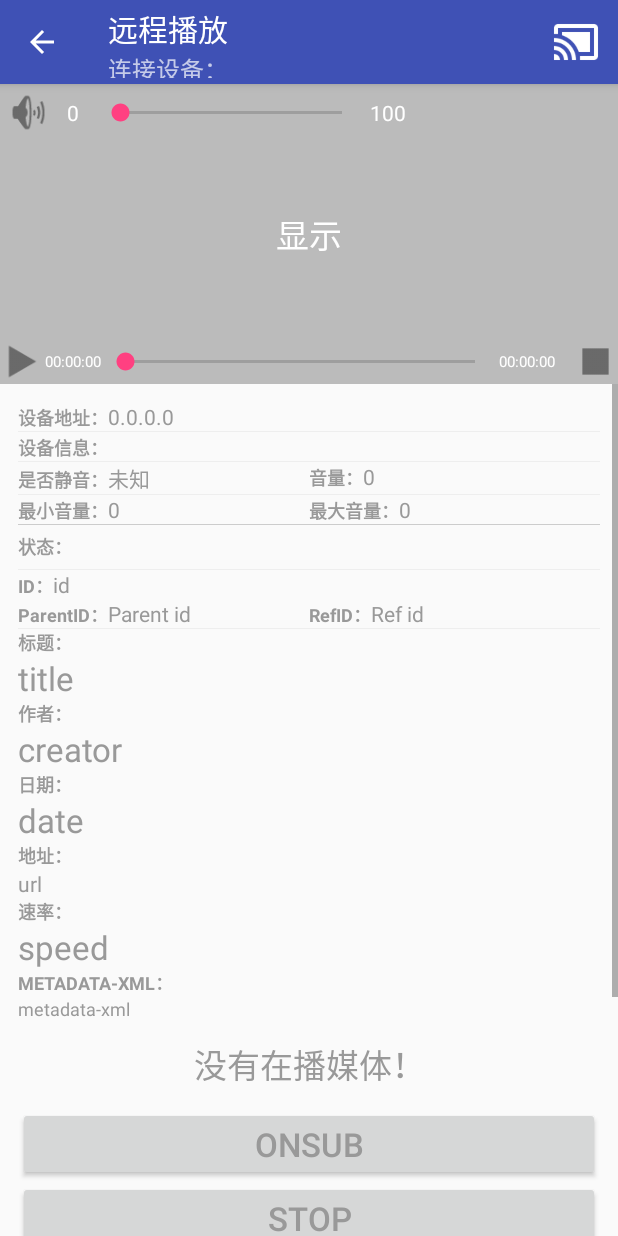
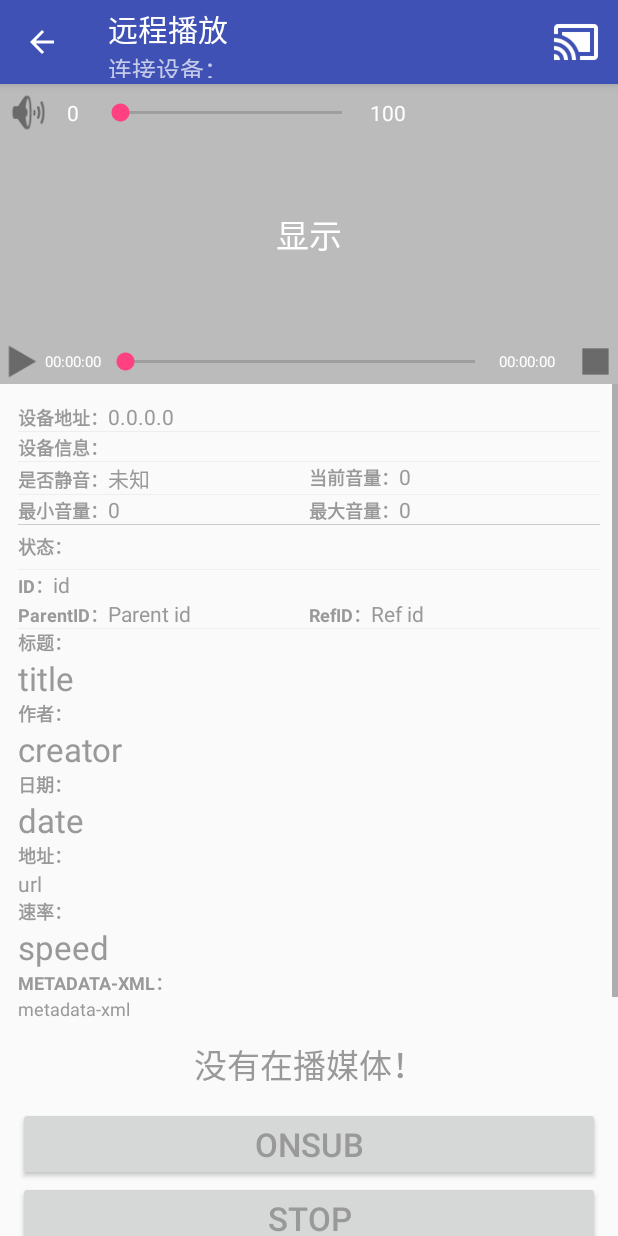
Before and after one commit to battleground/upnp, an Android app: the PlayerActivity screen opened directly, with no data from a screen before it, on a phone screen of 412 x 824 dp. Run offline under Robolectric (Android 15) with nearby library versions, the phone set to English and light mode, and no system bars; libraries missing offline, so code that uses them is left out: org.fourthline.cling; 14 statements that could not run were skipped.

Commit message:
修改：去掉ScanActivity的parentActivityName属性。

```diff
--- a/app/src/main/AndroidManifest.xml
+++ b/app/src/main/AndroidManifest.xml
@@ -33,8 +33,7 @@
 
         <activity
             android:name=".activity.ScanActivity"
-            android:label="扫描设备..."
-            android:parentActivityName=".activity.MainActivity" />
+            android:label="扫描设备..." />
 
         <activity
             android:name=".activity.PlayerActivity"
--- a/app/src/main/res/layout/activity_main.xml
+++ b/app/src/main/res/layout/activity_main.xml
@@ -20,7 +20,7 @@
         android:layout_height="match_parent"
         android:layout_weight="1"
         android:onClick="onLaunchKids"
-        android:text="None"
+        android:text="关于"
         android:textAppearance="@android:style/TextAppearance.DeviceDefault.Large"/>
 
 </LinearLayout>
--- a/app/src/main/res/layout/renderer_info.xml
+++ b/app/src/main/res/layout/renderer_info.xml
@@ -98,7 +98,7 @@
             <TextView
                 android:layout_width="wrap_content"
                 android:layout_height="wrap_content"
-                android:text="音量："
+                android:text="当前音量："
                 android:textColor="#999"
                 android:textSize="12sp"
                 android:textStyle="bold" />
```
